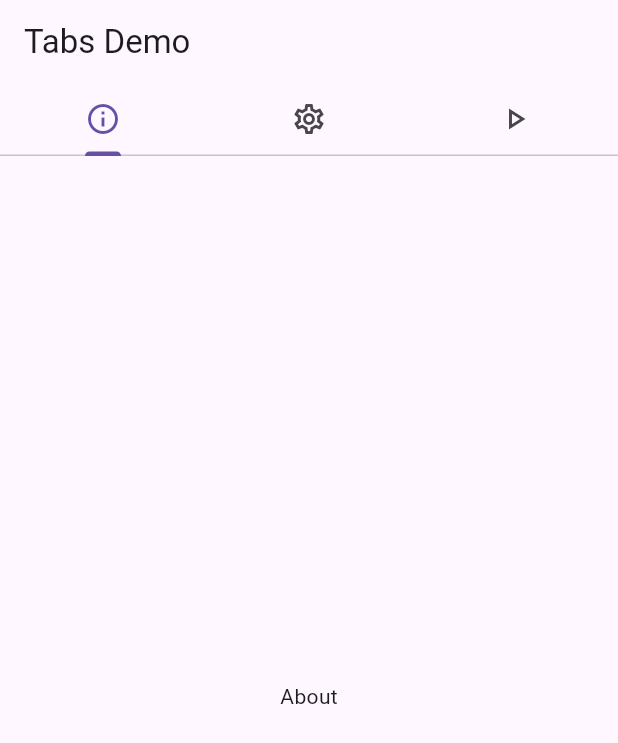
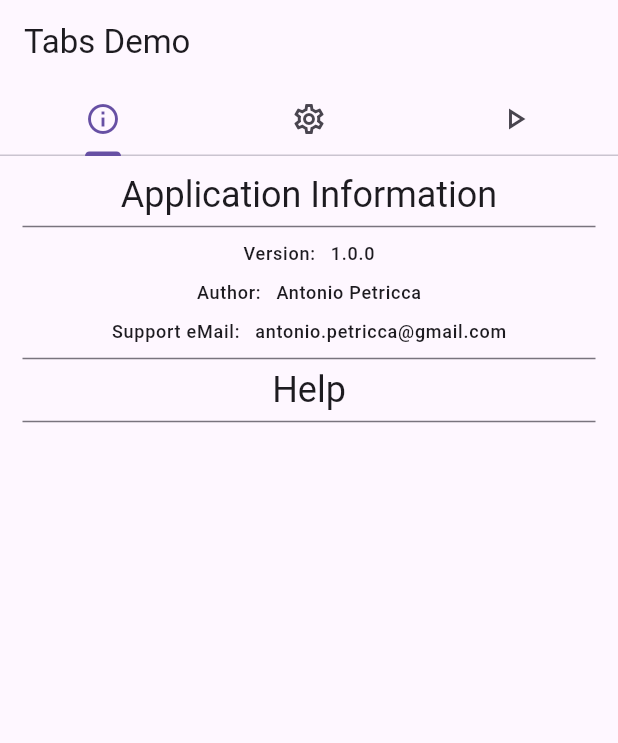
Before and after one commit to antonio-petricca/music-interval-trainer, a Flutter app: the screen it shows after launch, on a phone screen of 412 x 824 dp. Shown: the top 743 px of the screen. Run offline on Flutter 3.47's test engine with Material 3 defaults, Android fonts, the phone set to English and light mode, and no system bars.

Commit message:
About widget designing...

```diff
--- a/music_interval_trainer/lib/about_tab_widget.dart
+++ b/music_interval_trainer/lib/about_tab_widget.dart
@@ -1,12 +1,102 @@
-import 'package:flutter/cupertino.dart';
+import 'package:flutter/material.dart';
+
+// https://docs.flutter.dev/ui/layout/tutorial
 
 class AboutTabWidget extends StatelessWidget {
   const AboutTabWidget({super.key});
 
+  Divider createDivider(BuildContext context) {
+    return Divider(
+        height: 10,
+        color: Theme.of(context).dividerColor,
+        thickness: 1,
+        indent: 15,
+        endIndent: 15
+    );
+  }
+
   @override
   Widget build(BuildContext context) {
-    return const Center(
-      child: Text('About'),
+    return Expanded(
+        child: Column(
+        crossAxisAlignment: CrossAxisAlignment.center,
+        children: [
+          Container(
+              padding: const EdgeInsets.fromLTRB(10, 10, 10, 0),
+              child: Text(
+                "Application Information", //TODO Localize
+                style: Theme.of(context).textTheme.headlineSmall
+              )
+          ),
+          createDivider(context),
+          Row(
+            mainAxisAlignment: MainAxisAlignment.center,
+            children: [
+              Container(
+                padding: const EdgeInsets.all(5),
+                child: Text(
+                  "Version:",
+                    style: Theme.of(context).textTheme.labelMedium
+                ),
+              ),
+              Container(
+                padding: const EdgeInsets.all(5),
+                child: Text(
+                    "1.0.0", //TODO From resources
+                    style: Theme.of(context).textTheme.labelMedium
+                ),
+              ),
+            ],
+          ),
+          Row(
+            mainAxisAlignment: MainAxisAlignment.center,
+            children: [
+              Container(
+                padding: const EdgeInsets.all(5),
+                child: Text(
+                    "Author:",
+                    style: Theme.of(context).textTheme.labelMedium
+                ),
+              ),
+              Container(
+                padding: const EdgeInsets.all(5),
+                child: Text(
+                    "Antonio Petricca", //TODO From resources
+                    style: Theme.of(context).textTheme.labelMedium
+                ),
+              ),
+            ],
+          ),
+          Row(
+            mainAxisAlignment: MainAxisAlignment.center,
+            children: [
+              Container(
+                padding: const EdgeInsets.all(5),
+                child: Text(
+                    "Support eMail:",
+                    style: Theme.of(context).textTheme.labelMedium
+                ),
+              ),
+              Container(
+                padding: const EdgeInsets.all(5),
+                child: Text(
+                    "antonio.petricca@gmail.com", //TODO From resources
+                    style: Theme.of(context).textTheme.labelMedium
+                ),
+              ),
+            ],
+          ),
+          createDivider(context),
+          Container(
+              padding: const EdgeInsets.fromLTRB(10, 0, 10, 0),
+              child: Text(
+                  "Help", //TODO Localize
+                  style: Theme.of(context).textTheme.headlineSmall
+              )
+          ),
+          createDivider(context),
+        ],
+      )
     );
   }
 }
```
